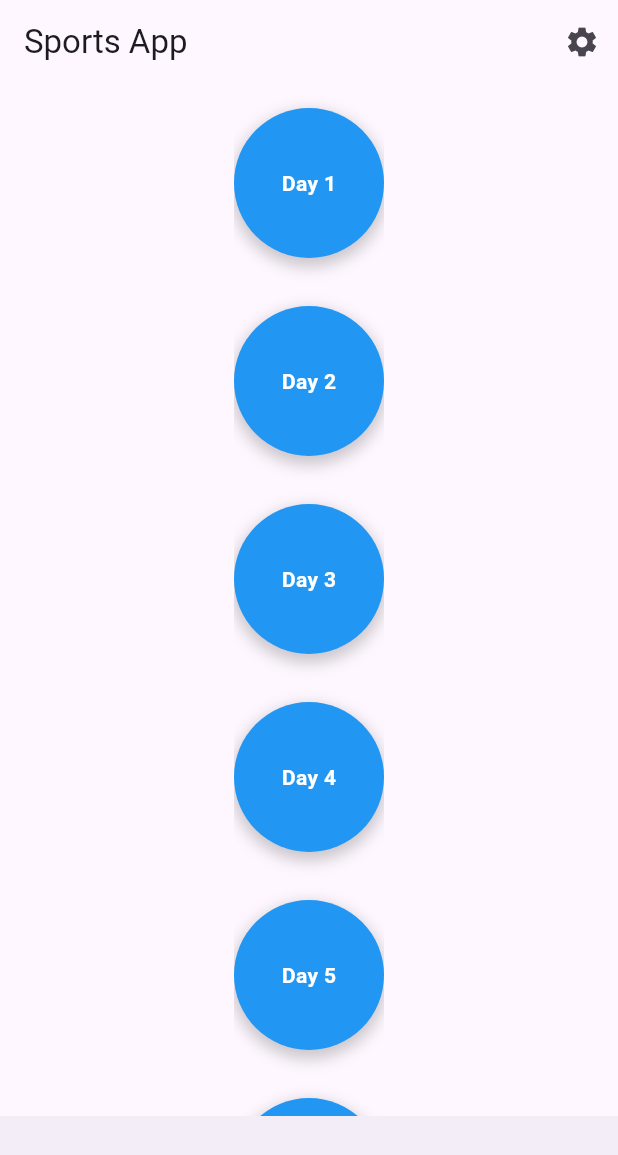
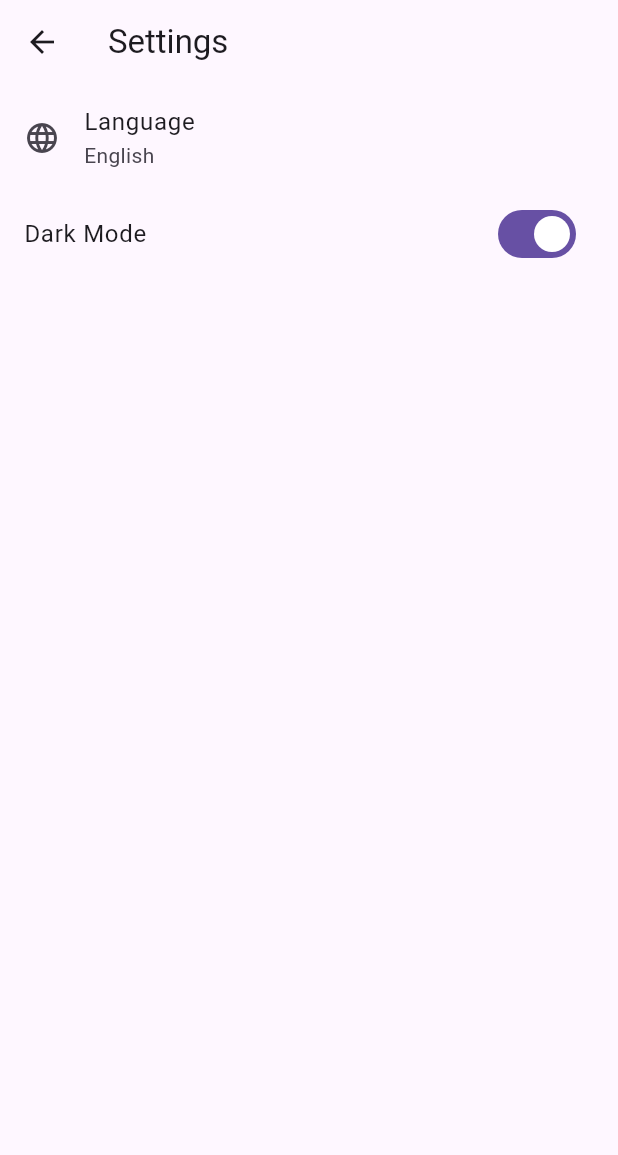
Before and after one commit to SteijnPloegmakers/Sports-App, a Flutter app: the screen it shows after launch, after a tap on the "settings" icon, on a phone screen of 412 x 824 dp. Shown: the top 1155 px of the screen. Run offline on Flutter 3.47's test engine with Material 3 defaults, Android fonts, the phone set to English and light mode, and no system bars.

Commit message:
feature: made settings page

```diff
--- a/lib/main.dart
+++ b/lib/main.dart
@@ -1,5 +1,5 @@
 import 'package:flutter/material.dart';
-import 'package:sports_application/pages/home/homepage.dart';
+import 'package:sports_application/pages/home/home_page.dart';
 
 void main() {
   runApp(MyApp());
--- a/lib/pages/home/homepage.dart
+++ b/lib/pages/home/home_page.dart
@@ -15,7 +15,7 @@ class HomePage extends StatelessWidget {
             children: List.generate(10, (index) {
               return GestureDetector(
                 onTap: () {
-                  // Handle level selection
+                  // Something to happen when pressing on sports 'level'
                 },
                 child: Container(
                   width: 100.0,
--- /dev/null
+++ b/lib/pages/settings/settings_page.dart
@@ -0,0 +1,32 @@
+import 'package:flutter/material.dart';
+
+class SettingsPage extends StatelessWidget {
+  @override
+  Widget build(BuildContext context) {
+    return Scaffold(
+      appBar: AppBar(
+        title: Text('Settings'),
+      ),
+      body: ListView(
+        children: [
+          ListTile(
+            title: Text('Language'),
+            subtitle: Text('English'),
+            leading: Icon(Icons.language),
+            onTap: () {
+              // Handle language settings
+            },
+          ),
+          SwitchListTile(
+            title: Text('Dark Mode'),
+            value: true, // Replace with actual value
+            onChanged: (value) {
+              // Handle dark mode toggle
+            },
+          ),
+          // Add more list tiles for other settings
+        ],
+      ),
+    );
+  }
+}
--- a/lib/widgets/appbars/top_appbar.dart
+++ b/lib/widgets/appbars/top_appbar.dart
@@ -1,4 +1,5 @@
 import 'package:flutter/material.dart';
+import 'package:sports_application/pages/settings/settings_page.dart';
 
 class TopAppBar extends StatelessWidget implements PreferredSizeWidget {
   const TopAppBar({
@@ -13,8 +14,11 @@ class TopAppBar extends StatelessWidget implements PreferredSizeWidget {
         IconButton(
           icon: const Icon(Icons.settings),
           onPressed: () {
-            // Handle settings button press
-          },
+            Navigator.push(
+              context,
+              MaterialPageRoute(builder: (context) => SettingsPage()),
+            );
+          }
         ),
       ],
     );
--- a/pubspec.yaml
+++ b/pubspec.yaml
@@ -30,6 +30,7 @@ environment:
 dependencies:
   flutter:
     sdk: flutter
+  settings_ui: ^2.0.2
 
 
   # The following adds the Cupertino Icons font to your application.
```
Also changed, not shown: pubspec.lock.
